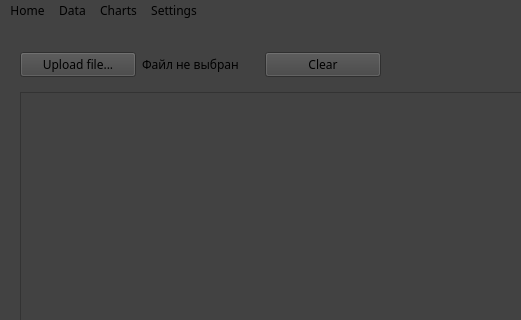
Old version of the form ui/ui_main.ui in the repository sshyta/NyxMetrics; both pictures show x 0 to 521 and y 0 to 320 of the 1115 by 750 pixel window.
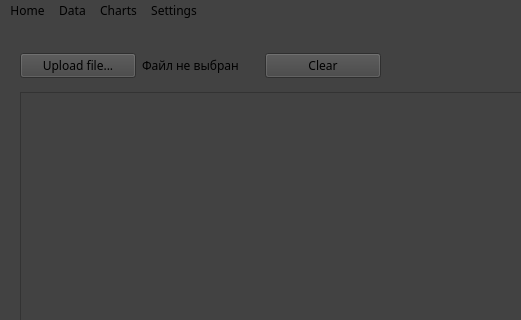
New version of the form.

Diff of the .ui file:
```diff
--- a/ui/ui_main.ui
+++ b/ui/ui_main.ui
@@ -28,13 +28,13 @@
      </rect>
     </property>
    </widget>
-   <widget class="QWidget" name="">
+   <widget class="QWidget" name="layoutWidget">
     <property name="geometry">
      <rect>
       <x>20</x>
       <y>30</y>
       <width>361</width>
-      <height>25</height>
+      <height>27</height>
      </rect>
     </property>
     <layout class="QGridLayout" name="gridLayout">
```
Left out of the diff: 2 changed lines with no effect on the pictures.
